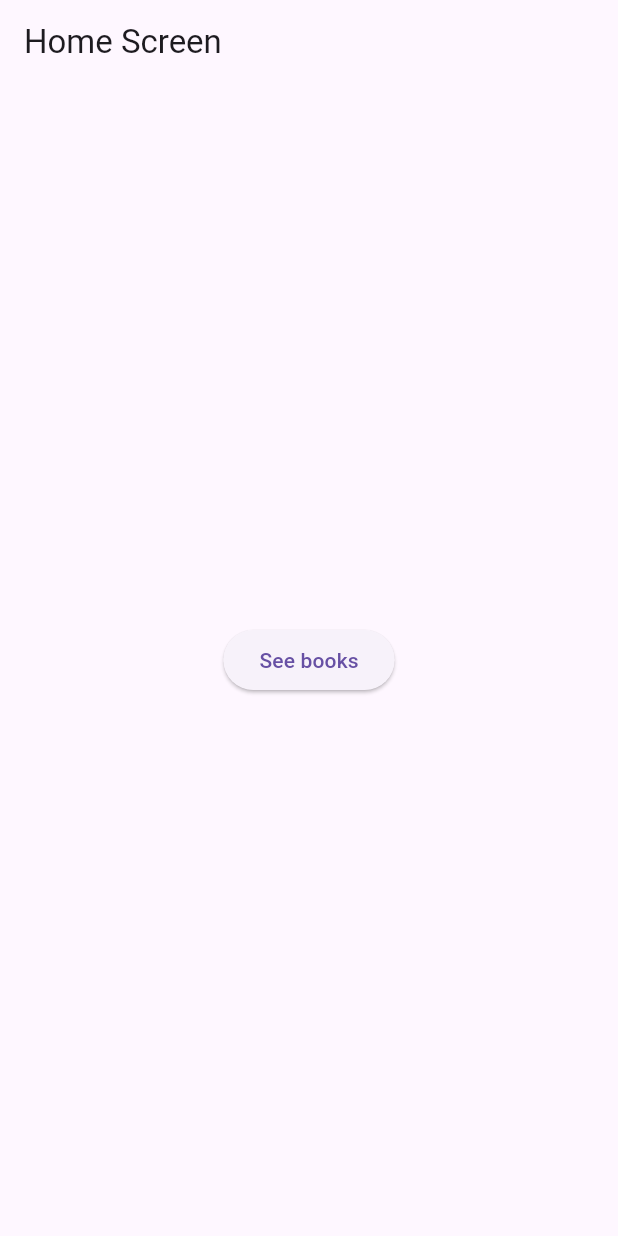
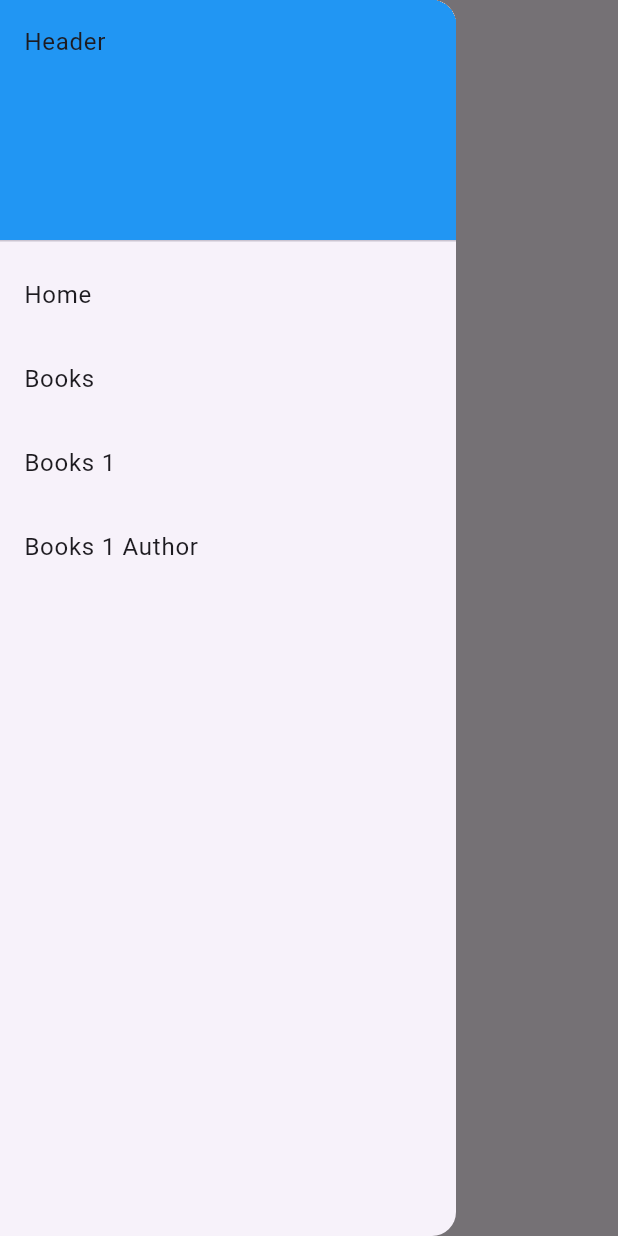
Before and after one commit to vicenterusso/beamer_testing, a Flutter app: the HomeScreen screen opened directly, with the side drawer open (before the commit the screen has no drawer), on a phone screen of 412 x 824 dp. Run offline on Flutter 3.47's test engine with Material 3 defaults, Android fonts, the phone set to English and light mode, and no system bars; our stand-ins replace beamer.

```diff
--- /dev/null
+++ b/lib/drawer.dart
@@ -0,0 +1,51 @@
+import 'package:beamer/beamer.dart';
+import 'package:flutter/material.dart';
+
+class CustomDrawer extends StatelessWidget {
+  const CustomDrawer({super.key});
+
+  @override
+  Widget build(BuildContext context) {
+    return Drawer(
+      child: ListView(
+        padding: EdgeInsets.zero,
+        children: [
+          const DrawerHeader(
+            decoration: BoxDecoration(
+              color: Colors.blue,
+            ),
+            child: Text('Header'),
+          ),
+          ListTile(
+            title: const Text('Home'),
+            onTap: () {
+              Navigator.pop(context);
+              context.beamToNamed('/home');
+            },
+          ),
+          ListTile(
+            title: const Text('Books'),
+            onTap: () {
+              Navigator.pop(context);
+              context.beamToNamed('/books');
+            },
+          ),
+          ListTile(
+            title: const Text('Books 1'),
+            onTap: () {
+              Navigator.pop(context);
+              context.beamToNamed('/books/1');
+            },
+          ),
+          ListTile(
+            title: const Text('Books 1 Author'),
+            onTap: () {
+              Navigator.pop(context);
+              context.beamToNamed('/books/1/Robert A. Heinlein');
+            },
+          ),
+        ],
+      ),
+    );
+  }
+}
```
Also changed, not shown: lib/pages.dart (+16 -3 lines), 28 other files.
